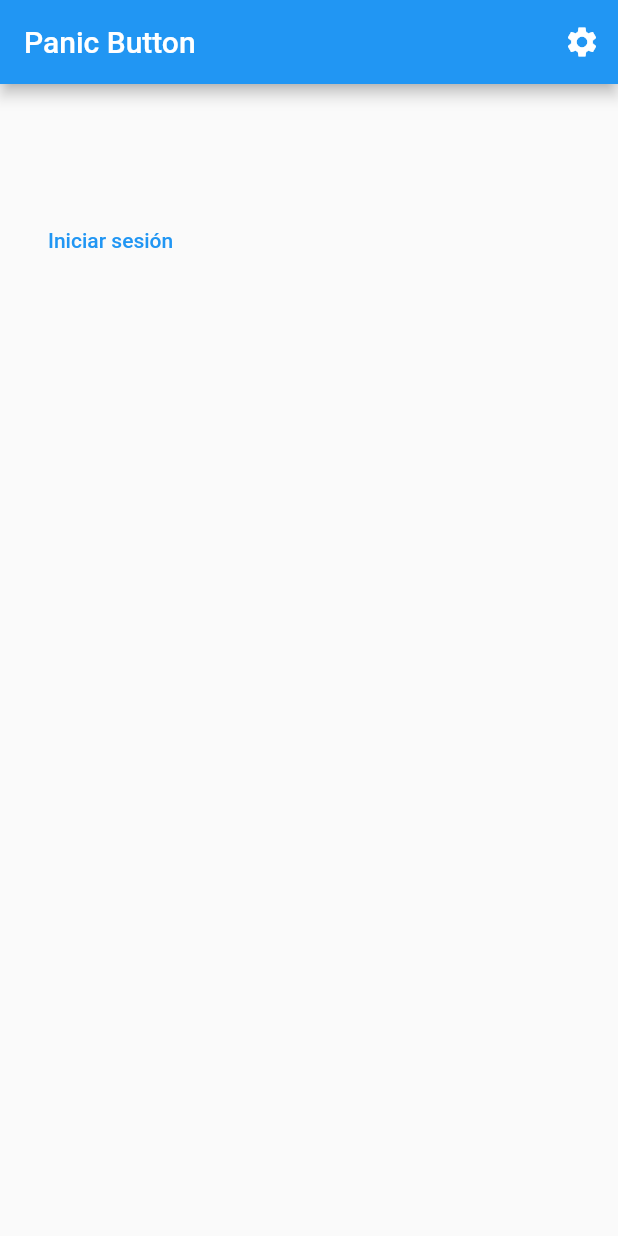
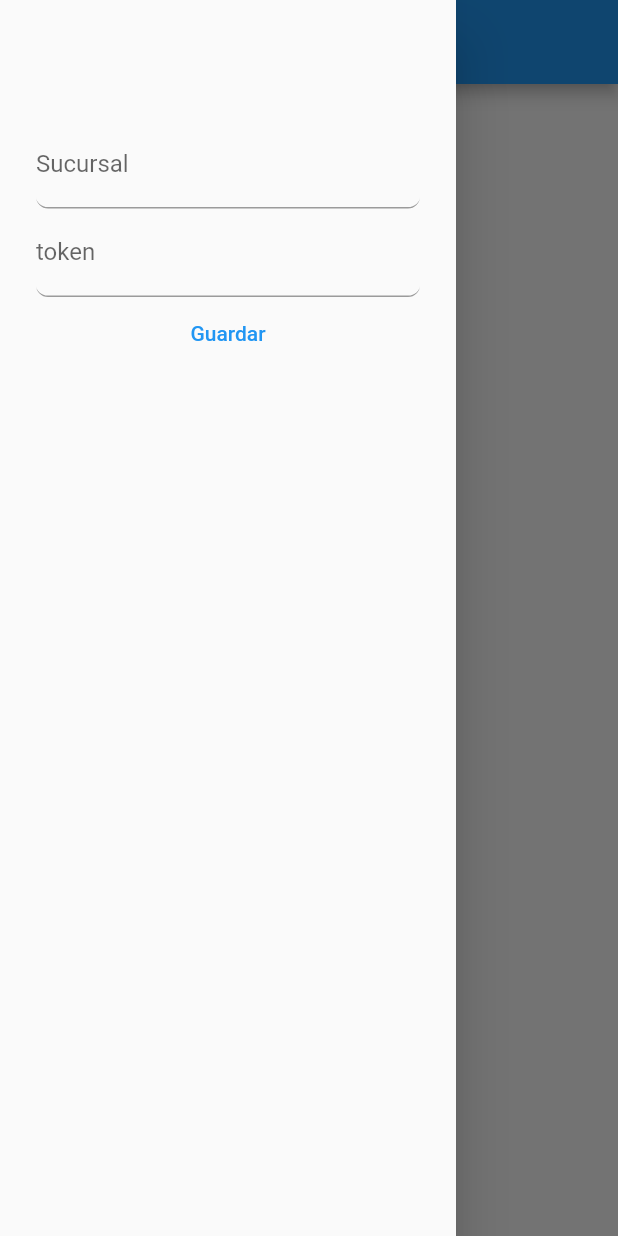
Before and after one commit to jacobocvs/soriana_app, a Flutter app: the screen it shows after launch, with the side drawer open (before the commit the screen has no drawer), on a phone screen of 412 x 824 dp. Run offline on Flutter 3.47's test engine with Material 2 defaults, Android fonts, the phone set to English and light mode, and no system bars; our stand-ins replace shared_preferences.

```diff
--- a/lib/screens/login_screen.dart
+++ b/lib/screens/login_screen.dart
@@ -1,7 +1,6 @@
 import 'package:flutter/material.dart';
 import 'package:soriana_app/screens/boton_screen.dart';
 import 'package:shared_preferences/shared_preferences.dart';
-import 'package:soriana_app/screens/prefs_screen.dart';
 
 class LoginScreen extends StatefulWidget {
   const LoginScreen({Key? key}) : super(key: key);
@@ -12,19 +11,23 @@ class LoginScreen extends StatefulWidget {
 
 class _LoginScreenState extends State<LoginScreen> {
   bool _loggingIn = false;
-  TextEditingController? _tokenController;
-  String? _token = '';
+  static const _token = 'token';
+  TextEditingController tokenController = TextEditingController();
+  TextEditingController sucursalController = TextEditingController();
 
-  @override
   void initState() {
     super.initState();
-    _tokenController = TextEditingController(text: '');
+    _getToken;
   }
 
-  @override
-  void dispose() {
-    _tokenController?.dispose();
-    super.dispose();
+  Future<String> _getToken() async {
+    final prefs = await SharedPreferences.getInstance();
+    return prefs.getString(_token).toString();
+  }
+
+  Future _setToken(String value) async {
+    final prefs = await SharedPreferences.getInstance();
+    return prefs.setString(_token, tokenController.text.toString());
   }
 
   @override
@@ -32,18 +35,10 @@ class _LoginScreenState extends State<LoginScreen> {
     return Scaffold(
       appBar: AppBar(
         title: Text('Panic Button'),
-        actions: [
-          IconButton(
-              onPressed: () {
-                Navigator.of(context).push(MaterialPageRoute(
-                    builder: (context) => const PrefsScreen()));
-              },
-              icon: Icon(Icons.settings))
-        ],
       ),
-      body: SingleChildScrollView(
+      body: Center(
         child: Container(
-          padding: EdgeInsets.only(top: 80, left: 24, right: 24),
+          padding: EdgeInsets.only(top: 80),
           child: Column(children: [
             TextButton(
               onPressed: _login,
@@ -54,16 +49,50 @@ class _LoginScreenState extends State<LoginScreen> {
           ]),
         ),
       ),
+      drawer: Drawer(
+        child: Container(
+          padding: EdgeInsets.only(top: 80, left: 24, right: 24),
+          child: Column(
+            children: [
+              TextField(
+                  controller: sucursalController,
+                  decoration: InputDecoration(
+                      border: UnderlineInputBorder(
+                        borderRadius: BorderRadius.all(
+                          Radius.circular(8),
+                        ),
+                      ),
+                      labelText: 'Sucursal')),
+              TextField(
+                controller: tokenController,
+                decoration: InputDecoration(
+                    border: UnderlineInputBorder(
+                      borderRadius: BorderRadius.all(
+                        Radius.circular(8),
+                      ),
+                    ),
+                    labelText: 'token'),
+              ),
+              TextButton(
+                  onPressed: () {
+                    _setToken;
+                    _getToken;
+                    print('${_token.toString()}');
+                  },
+                  child: Text('Guardar')),
+            ],
+          ),
+        ),
+      ),
     );
   }
 
   void _login() async {
-    SharedPreferences prefs = await SharedPreferences.getInstance();
-    setState(() {
-      _loggingIn = true;
-    });
-    _token = prefs.getString('key');
-    Navigator.of(context)
-        .push(MaterialPageRoute(builder: (context) => const BotonScreen()));
+    if (_loggingIn == false) {
+      null;
+    } else {
+      Navigator.of(context)
+          .push(MaterialPageRoute(builder: (context) => const BotonScreen()));
+    }
   }
 }
```
Also changed, not shown: lib/screens/prefs_screen.dart (deleted, +0 -38 lines).
